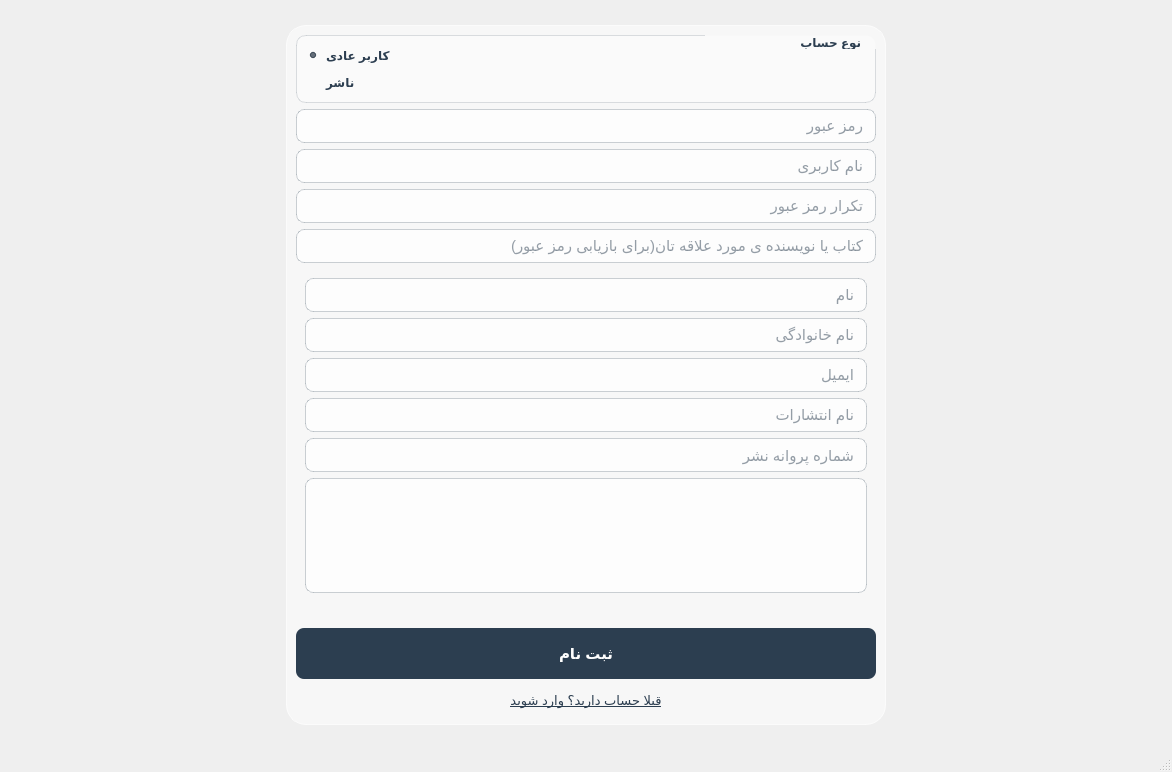
This is client/registerwindow_c.ui in afkhamis1386-afk/bookCLUB_Project as Qt 5 draws it before an edit. The edited form follows.
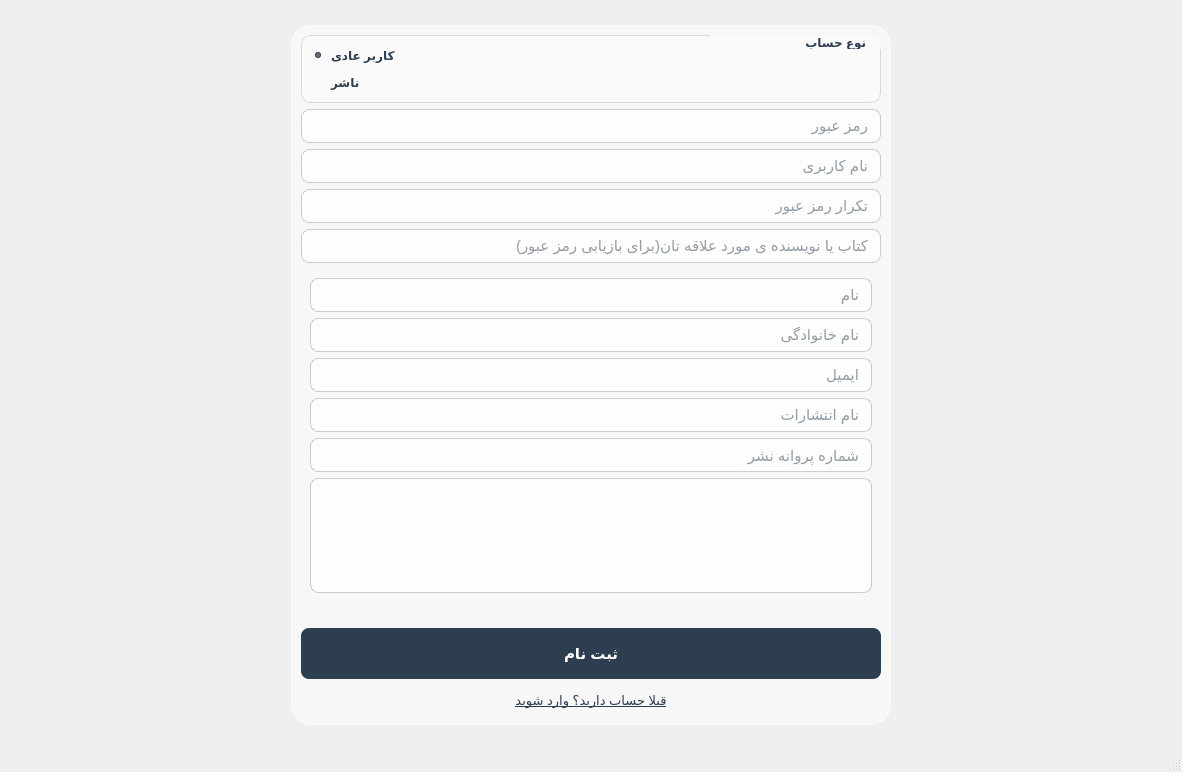
This is the edited form. Icons and pictures are not drawn.

```diff
--- a/client/registerwindow_c.ui
+++ b/client/registerwindow_c.ui
@@ -6,7 +6,7 @@
    <rect>
     <x>0</x>
     <y>0</y>
-    <width>1172</width>
+    <width>1182</width>
     <height>772</height>
    </rect>
   </property>
@@ -253,6 +253,9 @@
        </item>
        <item>
         <widget class="QPushButton" name="backToLoginButton">
+         <property name="enabled">
+          <bool>true</bool>
+         </property>
          <property name="text">
           <string>قبلا حساب دارید؟ وارد شوید</string>
          </property>
```
Left out of the diff: 2 changed lines with no effect on the pictures.
